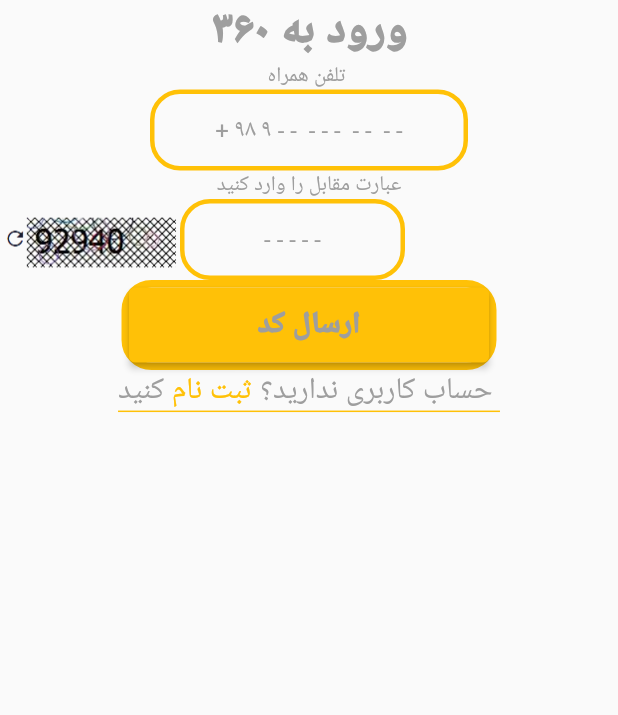
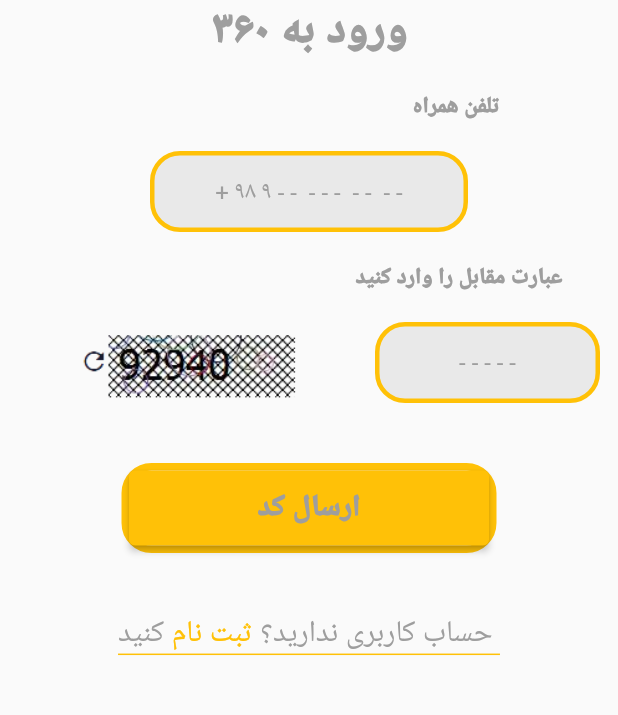
Before and after one commit to akaravi/ntk_flutter_catalog, a Flutter app: the screen it shows after launch, on a phone screen of 412 x 824 dp, the part 467-1182 px from its top. Run offline on Flutter 3.47's test engine with Material 2 defaults, Android fonts, the phone set to English and light mode, and no system bars; missing offline and left inert: dart:html.

Commit message:
edit new

```diff
--- a/lib/loginpage.dart
+++ b/lib/loginpage.dart
@@ -44,14 +44,21 @@ class loginpage extends StatelessWidget {
           style: TextStyle(
               fontSize: 30, fontWeight: FontWeight.w900, color: Colors.grey),
         ),
-        Text(
-          "تلفن همراه ",
-          style: TextStyle(color: Colors.grey),
+        Container(
+          margin: EdgeInsets.only(left: 200, top: 20, bottom: 20),
+          child: Text(
+            "تلفن همراه ",
+            style: TextStyle(
+                color: Colors.grey, fontSize: 15, fontWeight: FontWeight.w900),
+          ),
         ),
         Container(
           decoration: BoxDecoration(
+            color: Color.fromARGB(46, 158, 158, 158),
             border: Border.all(width: 3, color: Colors.amber),
-            borderRadius: BorderRadius.all(Radius.circular(20)),
+            borderRadius: BorderRadius.all(
+              Radius.circular(20),
+            ),
           ),
           child: TextField(
             textAlign: TextAlign.center,
@@ -63,19 +70,29 @@ class loginpage extends StatelessWidget {
           width: 300,
           margin: EdgeInsets.only(left: 100, right: 100),
         ),
-        Text(
-          'عبارت مقابل را وارد کنید',
-          style: TextStyle(color: Colors.grey),
+        Container(
+          margin: EdgeInsets.only(left: 200, top: 20, bottom: 20),
+          child: Text(
+            'عبارت مقابل را وارد کنید',
+            style: TextStyle(
+                color: Colors.grey, fontSize: 15, fontWeight: FontWeight.w900),
+          ),
         ),
 
         Row(
           children: [
-            Image.asset(
-              'assets/image/Untitled-1.png',
-              width: 120,
+            Container(
+              margin: EdgeInsets.only(left: 50),
+              child: Image.asset(
+                'assets/image/Untitled-1.png',
+                width: 150,
+                height: 50,
+              ),
             ),
             Container(
+              margin: EdgeInsets.only(left: 50),
               decoration: BoxDecoration(
+                  color: Color.fromARGB(46, 158, 158, 158),
                   border: Border.all(width: 3, color: Colors.amber),
                   borderRadius: BorderRadius.all(Radius.circular(20))),
               child: TextField(
@@ -91,6 +108,7 @@ class loginpage extends StatelessWidget {
         ),
 
         Container(
+          margin: EdgeInsets.only(top: 40),
           decoration: BoxDecoration(
             border: Border.all(width: 5, color: Colors.amber),
             borderRadius: BorderRadius.all(Radius.circular(20)),
@@ -112,6 +130,7 @@ class loginpage extends StatelessWidget {
           width: 250,
         ),
         Container(
+          margin: EdgeInsets.only(top: 40),
           decoration: BoxDecoration(
               border:
                   Border(bottom: BorderSide(width: 1, color: Colors.amber))),
```
